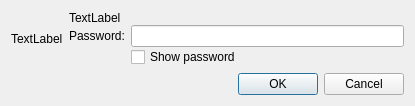
Above: kded/passworddialog.ui from KDE/plasma-nm before the change. Below: the same form after it.
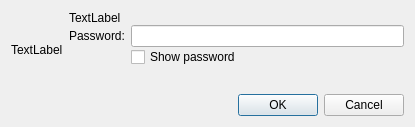
That is the form after the change.

What changed in the file:
```diff
--- a/kded/passworddialog.ui
+++ b/kded/passworddialog.ui
@@ -7,7 +7,7 @@
     <x>0</x>
     <y>0</y>
     <width>415</width>
-    <height>103</height>
+    <height>127</height>
    </rect>
   </property>
   <property name="windowTitle">
@@ -62,7 +62,7 @@
      </property>
     </widget>
    </item>
-   <item row="1" column="1">
+   <item row="1" column="0" colspan="2">
     <widget class="QDialogButtonBox" name="buttonBox">
      <property name="standardButtons">
       <set>QDialogButtonBox::Cancel|QDialogButtonBox::Ok</set>
```
